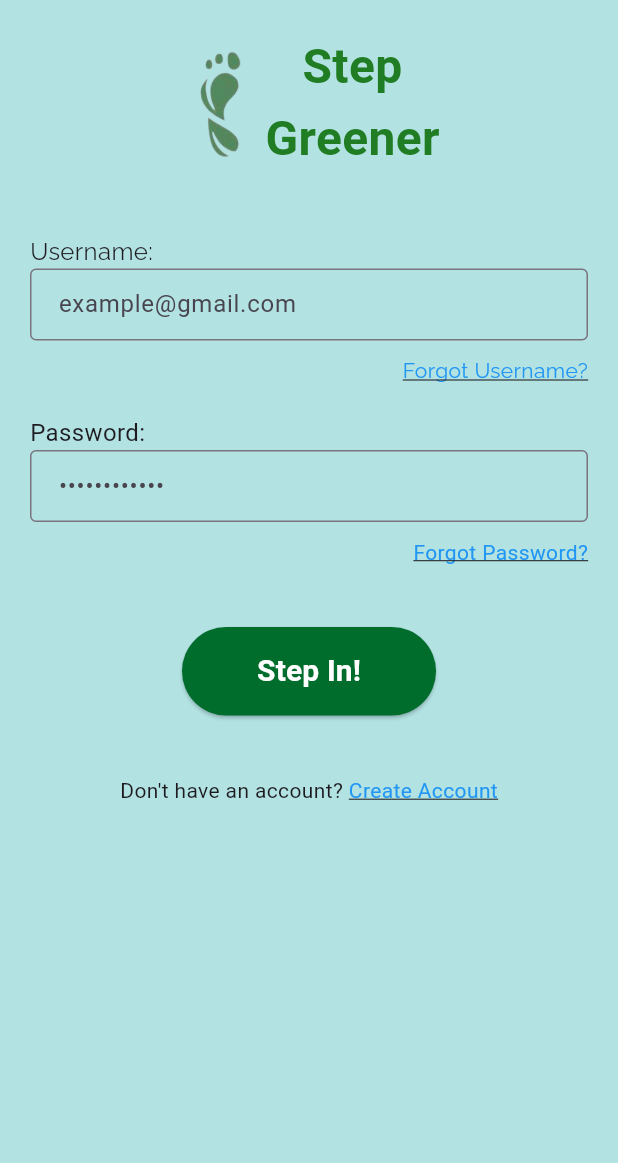
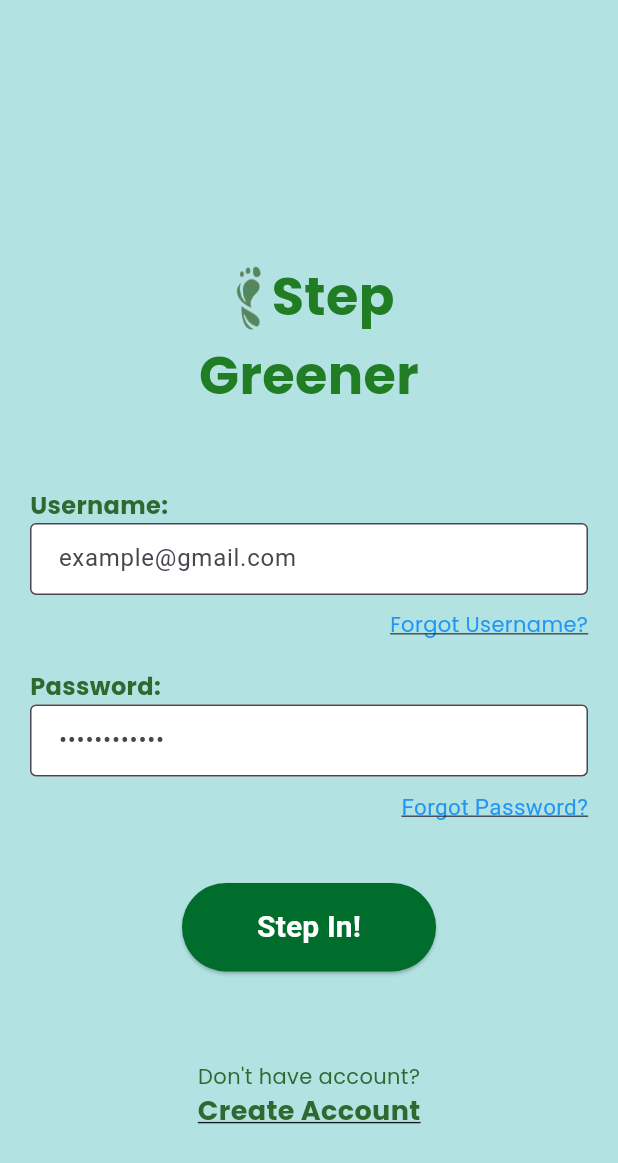
Before and after one commit to ecliang220/step-greener, a Flutter app: the screen it shows after launch, on a phone screen of 412 x 824 dp. Shown: the top 1163 px of the screen. Run offline on Flutter 3.47's test engine with Material 3 defaults, Android fonts, the light colour scheme and no system bars; our stand-ins replace google_fonts, google_maps_flutter.

Commit message:
Implementation of login_page completed

```diff
--- a/step-greener-app/lib/login_page.dart
+++ b/step-greener-app/lib/login_page.dart
@@ -1,9 +1,14 @@
 import 'package:flutter/material.dart';
 import 'package:google_fonts/google_fonts.dart';
 
-class LoginPage extends StatelessWidget {
+class LoginPage extends StatefulWidget {
   const LoginPage({super.key});
 
+  @override
+  _LoginPageState createState() => _LoginPageState();
+}
+
+class _LoginPageState extends State<LoginPage> {
   @override
   Widget build(BuildContext context) {
     return Scaffold(
@@ -13,40 +18,62 @@ class LoginPage extends StatelessWidget {
         child: Column(
           crossAxisAlignment: CrossAxisAlignment.center,
           children: <Widget>[
+            //Spacer to move StepGreener above the middle
+            const SizedBox(height: 150),
+
             // StepGreener logo and text
-            Row(
-              mainAxisAlignment: MainAxisAlignment.center,
+            Column(
               children: [
-                Image.asset('assets/images/right_footprint.png', width: 50), // Footprint image
-                SizedBox(width: 8), // Space between image and text
+                Row(
+                  mainAxisAlignment: MainAxisAlignment.center,
+                  children: [
+                    Image.asset('assets/images/right_footprint.png', width: 30), // Footprint image
+                    const SizedBox(width: 2), // Space between image and text
+                    Text(
+                      'Step',
+                      style: GoogleFonts.poppins(
+                        color: const Color.fromARGB(255, 33, 125, 35),
+                        fontSize: 35,
+                        fontWeight: FontWeight.bold,
+                      ),
+                    ),
+                  ],
+                ),
                 Text(
-                  'Step\nGreener',
-                  style: GoogleFonts.kaushanScript(
-                    color: Color.fromARGB(255,33, 125, 35), // Text color
-                    fontSize: 32,
+                  'Greener',
+                  style: GoogleFonts.poppins(
+                    color: const Color.fromARGB(255, 33, 125, 35), // Text Color
+                    fontSize: 35,
                     fontWeight: FontWeight.bold,
-                    height: 1.5, // Adjust line spacing for "Step" and "Greener"
                   ),
                   textAlign: TextAlign.center,
                 ),
               ],
             ),
-            SizedBox(height: 40), // Space after logo
+            const SizedBox(height: 50), // Space after logo
 
             // Username section
             Align(
               alignment: Alignment.centerLeft,
               child: Text(
-                'Username:', style: GoogleFonts.raleway(fontSize: 16)),
+                'Username:',
+                style: GoogleFonts.poppins(
+                  fontSize: 16,
+                  color: const Color.fromARGB(255, 46, 105, 48),
+                  fontWeight: FontWeight.bold,
+                ),
+              ),
             ),
-            TextField(
+            const TextField(
               decoration: InputDecoration(
                 hintText: 'example@gmail.com',
                 border: OutlineInputBorder(),
+                fillColor: Colors.white,
+                filled: true,
                 contentPadding: EdgeInsets.symmetric(vertical: 10, horizontal: 15),
               ),
             ),
-            SizedBox(height: 10),
+            const SizedBox(height: 10),
             Align(
               alignment: Alignment.centerRight,
               child: GestureDetector(
@@ -55,76 +82,94 @@ class LoginPage extends StatelessWidget {
                 },
                 child: Text(
                   'Forgot Username?',
-                  style: GoogleFonts.raleway(
+                  style: GoogleFonts.poppins(
                     color: Colors.blue,
                     decoration: TextDecoration.underline,
+                    fontSize: 14,
                   ),
                 ),
               ),
             ),
-            SizedBox(height: 20), // Space between sections
+            const SizedBox(height: 20), // Space between sections
 
             // Password section
             Align(
               alignment: Alignment.centerLeft,
-              child: Text('Password:', style: TextStyle(fontSize: 16)),
+              child: Text(
+                'Password:',
+                style: GoogleFonts.poppins(
+                  fontSize: 16,
+                  color: const Color.fromARGB(255, 46, 105, 48),
+                  fontWeight: FontWeight.bold,
+                ),
+              ),
             ),
-            TextField(
+            const TextField(
               obscureText: true, // Bullets for password input
               decoration: InputDecoration(
-                hintText: '••••••••••••', // 10 bullet placeholder
+                hintText: '••••••••••••',
                 border: OutlineInputBorder(),
+                fillColor: Colors.white, // Set background color to white
+                filled: true, // Enable the background color
                 contentPadding: EdgeInsets.symmetric(vertical: 10, horizontal: 15),
               ),
             ),
-            SizedBox(height: 10),
+            const SizedBox(height: 10),
             Align(
               alignment: Alignment.centerRight,
               child: GestureDetector(
                 onTap: () {
                   // Add functionality for "Forgot Password?"
                 },
-                child: Text(
+                child: const Text(
                   'Forgot Password?',
                   style: TextStyle(
                     color: Colors.blue,
                     decoration: TextDecoration.underline,
+                    fontSize: 15,
                   ),
                 ),
               ),
             ),
-            SizedBox(height: 40), // Space before button
+            const SizedBox(height: 40), // Space before button
 
-            // Step In button inside a green ellipse
+            // Step In button
             ElevatedButton(
               onPressed: () {
                 // Add functionality for the "Step In" button
               },
               style: ElevatedButton.styleFrom(
-                backgroundColor: Color(0xFF006D2C), // Green ellipse background color
-                shape: StadiumBorder(), // Elliptical shape
-                padding: EdgeInsets.symmetric(horizontal: 50, vertical: 15),
+                backgroundColor: const Color(0xFF006D2C),
+                shape: const StadiumBorder(), // Elliptical shape
+                padding: const EdgeInsets.symmetric(horizontal: 50, vertical: 15),
               ),
-              child: Text(
+              child: const Text(
                 'Step In!',
                 style: TextStyle(fontSize: 20, fontWeight: FontWeight.bold, color: Colors.white),
               ),
             ),
-            SizedBox(height: 40), // Space before "Create Account"
+            const SizedBox(height: 60), // Space before "Create Account"
 
-            // "Don't have account?" and "Create Account" link
-            Row(
-              mainAxisAlignment: MainAxisAlignment.center,
+            // "Don't have account?" and "Create Account" link stacked
+            Column(
               children: [
-                Text("Don't have an account? "),
+                Text(
+                  "Don't have account?",
+                  style: GoogleFonts.poppins(
+                    fontSize: 14,
+                    color: const Color.fromARGB(255, 46, 105, 48),
+                  ),
+                ),
                 GestureDetector(
                   onTap: () {
                     // Add functionality for "Create Account"
                   },
                   child: Text(
                     'Create Account',
-                    style: TextStyle(
-                      color: Colors.blue,
+                    style: GoogleFonts.poppins(
+                      fontSize: 18,
+                      color: const Color.fromARGB(255, 46, 105, 48),
+                      fontWeight: FontWeight.bold,
                       decoration: TextDecoration.underline,
                     ),
                   ),
```
